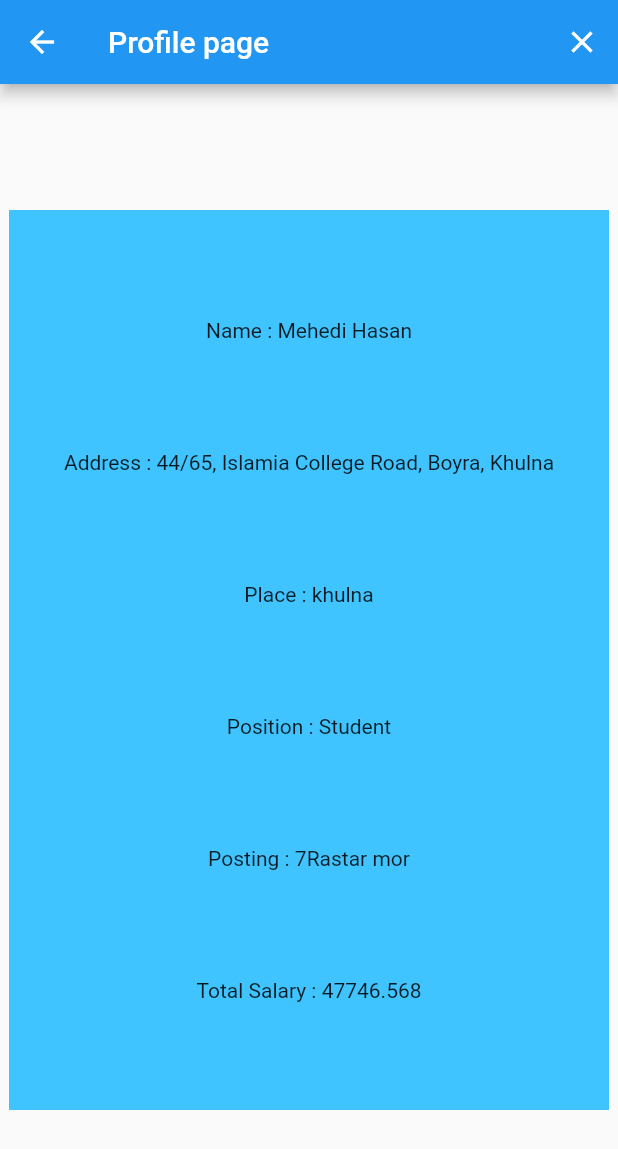
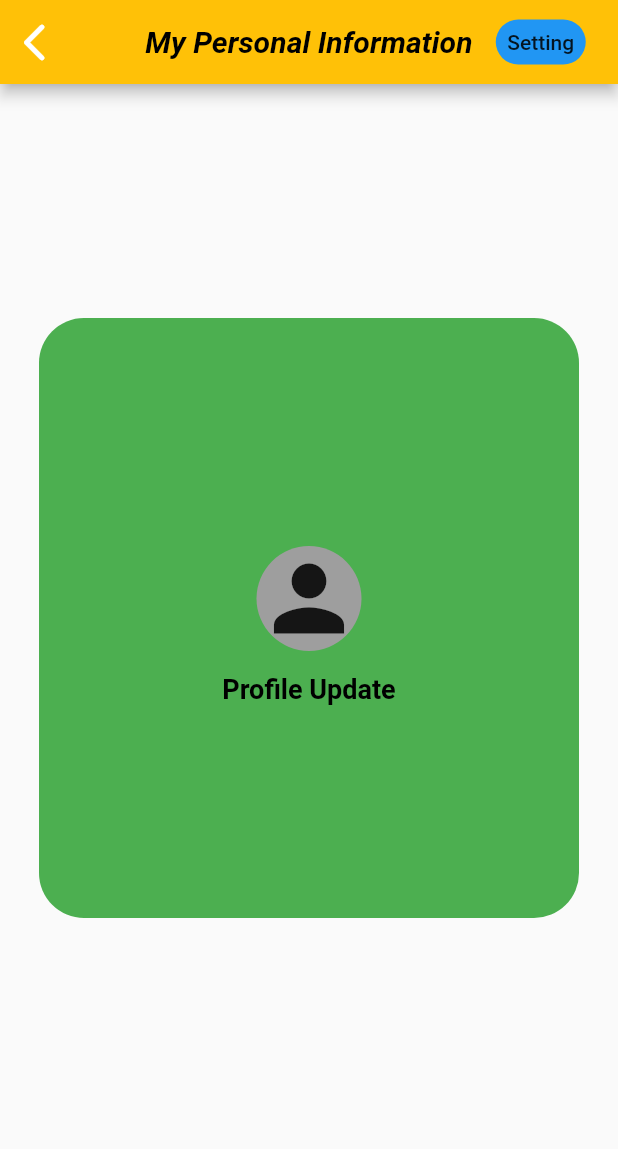
Before and after one commit to mehedihasan93/Sun-Tues-Thurs-First-Batch, a Flutter app: the screen it shows after launch, on a phone screen of 412 x 824 dp. Shown: the top 1149 px of the screen. Run offline on Flutter 3.47's test engine with Material 2 defaults, Android fonts, the phone set to English and light mode, and no system bars.

Commit message:
new commit

```diff
--- /dev/null
+++ b/lib/appbarrowcolumn.dart
@@ -0,0 +1,92 @@
+import 'package:flutter/material.dart';
+import 'package:flutter/cupertino.dart';
+
+class AppbarRowColumn extends StatefulWidget {
+  const AppbarRowColumn({Key? key}) : super(key: key);
+
+  @override
+  _AppbarRowColumnState createState() => _AppbarRowColumnState();
+}
+
+class _AppbarRowColumnState extends State<AppbarRowColumn> {
+  @override
+  Widget build(BuildContext context) {
+    return Scaffold(
+      appBar: AppBar(
+        backgroundColor: Colors.amber,
+        leadingWidth: 20,
+        leading: IconButton(
+          icon: Icon(Icons.arrow_back_ios_new_rounded),
+          iconSize: 30,
+          onPressed: () {},
+        ),
+        title: Text(
+          "My Personal Information",
+          style: TextStyle(
+            fontWeight: FontWeight.bold,
+            fontStyle: FontStyle.italic,
+            fontSize: 20,
+            color: Colors.black,
+          ),
+        ),
+        centerTitle: true,
+        actions: [
+          FlatButton(
+            padding: EdgeInsets.all(0.0),
+            onPressed: () {},
+            child: Container(
+              margin: EdgeInsets.only(right: 15),
+              height: 30,
+              width: 60,
+              decoration: BoxDecoration(
+                  color: Colors.blue, borderRadius: BorderRadius.circular(25)),
+              child: Align(
+                alignment: Alignment.center,
+                child: Text(
+                  "Setting",
+                ),
+              ),
+            ),
+          ),
+        ],
+      ),
+      extendBodyBehindAppBar: true,
+      body: Align(
+        alignment: Alignment.center,
+        child: Container(
+          height: 400,
+          width: 360,
+          decoration: BoxDecoration(
+            color: Colors.green,
+            borderRadius: BorderRadius.circular(30),
+          ),
+          child: Column(
+            mainAxisAlignment: MainAxisAlignment.center,
+            children: [
+              Container(
+                height: 90,
+                width: 70,
+                decoration:
+                    BoxDecoration(color: Colors.grey, shape: BoxShape.circle),
+                child: Icon(
+                  Icons.person,
+                  size: 70,
+                ),
+              ),
+              Padding(padding: EdgeInsets.only(top: 05)),
+              Text(
+                "Profile Update",
+                style: TextStyle(
+                  fontWeight: FontWeight.bold,
+                  fontStyle: FontStyle.normal,
+                  fontSize: 18,
+                  color: Colors.black,
+                ),
+              ),
+            ],
+          ),
+        ),
+      ),
+    );
+  }
+}
--- a/lib/buttoncolumn.dart
+++ b/lib/buttoncolumn.dart
@@ -23,7 +23,7 @@ class _BottonColumnState extends State<BottonColumn> {
           IconButton(
             icon: Icon(Icons.close),
             onPressed: () {},
-          )
+          ),
         ],
       ),
       body: Align(
@@ -34,20 +34,27 @@ class _BottonColumnState extends State<BottonColumn> {
           child: Column(
             mainAxisAlignment: MainAxisAlignment.spaceEvenly,
             children: [
-              Text("Name : Mehedi Hasan"),
-              Text("Address : 44/65, Islamia College Road, Boyra, Khulna"),
-              Text("Place : khulna"),
-              Text("Position : Student"),
-              Text("Posting : 7Rastar mor"),
-              Text("Total Salary : ${30000 + 6000 + 4500 + 6789.89 + 456.678}"),
-            ],
-          ),
-          child: Column(
-            children: [
               Container(
-                height: 300,
+                  height: 260,
+                  width: 400,
+                  decoration: BoxDecoration(color: Colors.amberAccent),
+                  child: Column(
+                    mainAxisAlignment: MainAxisAlignment.spaceEvenly,
+                    children: [
+                      Text("Name : Mehedi Hasan"),
+                      Text(
+                          "Address : 44/65, Islamia College Road, Boyra, Khulna"),
+                      Text("Place : khulna"),
+                      Text("Position : Student"),
+                      Text("Posting : 7Rastar mor"),
+                      Text(
+                          "Total Salary : ${30000 + 6000 + 4500 + 6789.89 + 456.678}"),
+                    ],
+                  )),
+              Container(
+                height: 161,
                 width: 400,
-                decoration: BoxDecoration(color: Colors.amberAccent),
+                decoration: BoxDecoration(color: Colors.blueGrey),
                 child: Row(
                   mainAxisAlignment: MainAxisAlignment.spaceEvenly,
                   children: [
@@ -61,7 +68,7 @@ class _BottonColumnState extends State<BottonColumn> {
                 ),
               ),
               Container(
-                height: 130,
+                height: 142,
                 width: 400,
                 decoration: BoxDecoration(color: Colors.green),
                 child: Row(
@@ -70,8 +77,8 @@ class _BottonColumnState extends State<BottonColumn> {
                     FlatButton(
                       onPressed: () {},
                       child: Container(
-                        height: 25,
-                        width: 60,
+                        height: 40,
+                        width: 70,
                         decoration: BoxDecoration(
                             color: Colors.red,
                             borderRadius: BorderRadius.circular(25)),
@@ -83,10 +90,10 @@ class _BottonColumnState extends State<BottonColumn> {
                     FlatButton(
                       onPressed: () {},
                       child: Container(
-                        height: 25,
+                        height: 50,
                         width: 170,
                         decoration: BoxDecoration(
-                            color: Colors.blue,
+                            color: Colors.deepPurpleAccent,
                             borderRadius: BorderRadius.circular(25)),
                         child: Center(
                           child: Text("Go to Registration Page"),
--- a/lib/main.dart
+++ b/lib/main.dart
@@ -1,4 +1,5 @@
 import 'package:flutter/material.dart';
+import 'package:flutter_application_2/appbarrowcolumn.dart';
 import 'package:flutter_application_2/buttoncolumn.dart';
 import 'package:flutter_application_2/containarrow.dart';
 
@@ -17,7 +18,7 @@ class MyApp extends StatelessWidget {
       theme: ThemeData(
         primarySwatch: Colors.blue,
       ),
-      home: BottonColumn(),
+      home: AppbarRowColumn(),
     );
   }
 }
```
